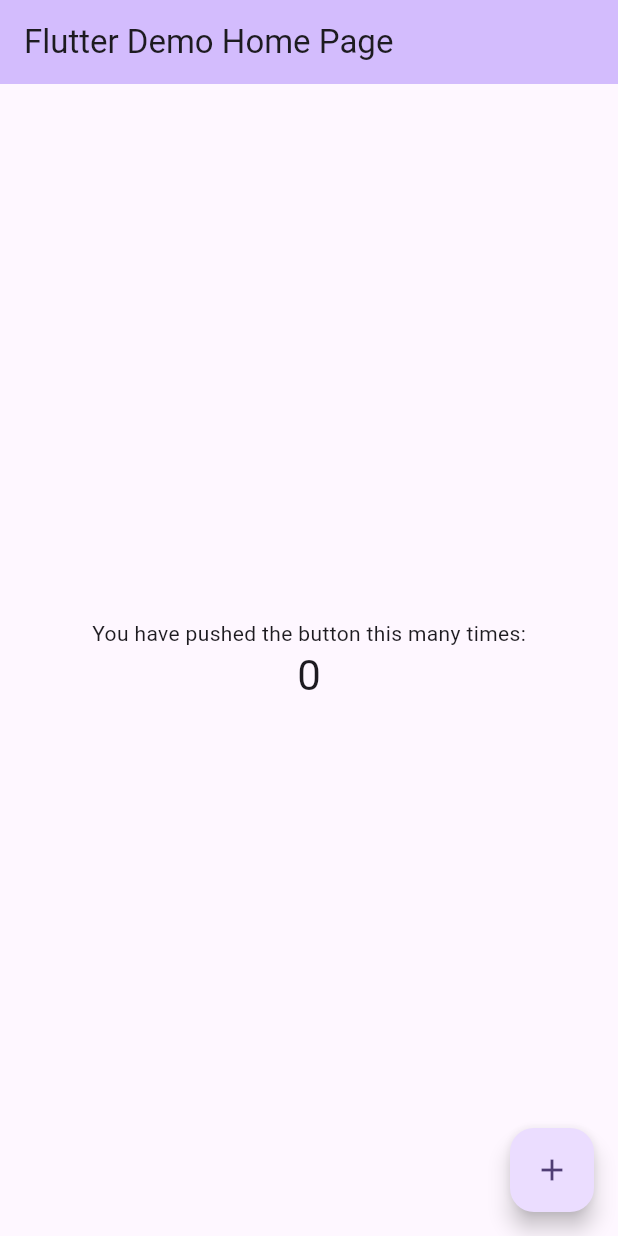
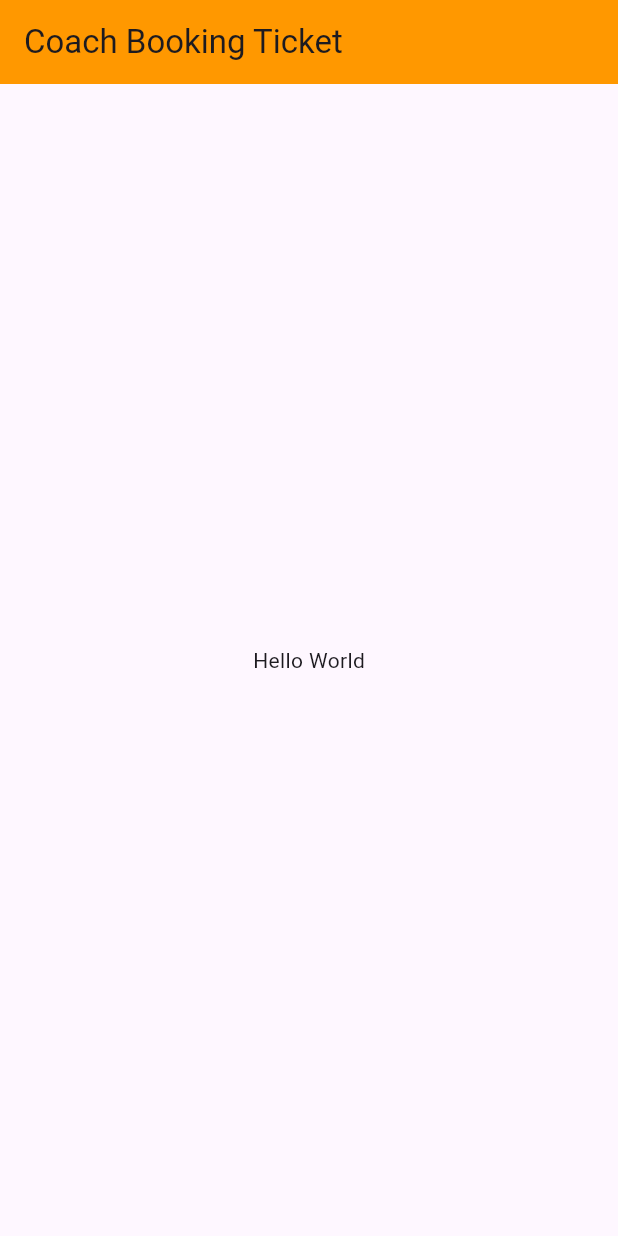
Before and after one commit to mixihuyen/final_year_project, a Flutter app: the screen it shows after launch, on a phone screen of 412 x 824 dp. Run offline on Flutter 3.47's test engine with Material 3 defaults, Android fonts, the phone set to English and light mode, and no system bars.

Commit message:
Title and Hello World

```diff
--- a/lib/main.dart
+++ b/lib/main.dart
@@ -1,125 +1,18 @@
 import 'package:flutter/material.dart';
 
 void main() {
-  runApp(const MyApp());
+  runApp( MaterialApp(
+    home: SafeArea(
+      child: Scaffold(
+        appBar: AppBar(
+          backgroundColor: Colors.orange,
+          title: const Text('Coach Booking Ticket')
+        ),
+        body: const Center(
+           child: Text('Hello World')
+        )
+      )
+    ),
+    debugShowCheckedModeBanner: false,
+  ));
 }
-
-class MyApp extends StatelessWidget {
-  const MyApp({super.key});
-
-  // This widget is the root of your application.
-  @override
-  Widget build(BuildContext context) {
-    return MaterialApp(
-      title: 'Flutter Demo',
-      theme: ThemeData(
-        // This is the theme of your application.
-        //
-        // TRY THIS: Try running your application with "flutter run". You'll see
-        // the application has a purple toolbar. Then, without quitting the app,
-        // try changing the seedColor in the colorScheme below to Colors.green
-        // and then invoke "hot reload" (save your changes or press the "hot
-        // reload" button in a Flutter-supported IDE, or press "r" if you used
-        // the command line to start the app).
-        //
-        // Notice that the counter didn't reset back to zero; the application
-        // state is not lost during the reload. To reset the state, use hot
-        // restart instead.
-        //
-        // This works for code too, not just values: Most code changes can be
-        // tested with just a hot reload.
-        colorScheme: ColorScheme.fromSeed(seedColor: Colors.deepPurple),
-        useMaterial3: true,
-      ),
-      home: const MyHomePage(title: 'Flutter Demo Home Page'),
-    );
-  }
-}
-
-class MyHomePage extends StatefulWidget {
-  const MyHomePage({super.key, required this.title});
-
-  // This widget is the home page of your application. It is stateful, meaning
-  // that it has a State object (defined below) that contains fields that affect
-  // how it looks.
-
-  // This class is the configuration for the state. It holds the values (in this
-  // case the title) provided by the parent (in this case the App widget) and
-  // used by the build method of the State. Fields in a Widget subclass are
-  // always marked "final".
-
-  final String title;
-
-  @override
-  State<MyHomePage> createState() => _MyHomePageState();
-}
-
-class _MyHomePageState extends State<MyHomePage> {
-  int _counter = 0;
-
-  void _incrementCounter() {
-    setState(() {
-      // This call to setState tells the Flutter framework that something has
-      // changed in this State, which causes it to rerun the build method below
-      // so that the display can reflect the updated values. If we changed
-      // _counter without calling setState(), then the build method would not be
-      // called again, and so nothing would appear to happen.
-      _counter++;
-    });
-  }
-
-  @override
-  Widget build(BuildContext context) {
-    // This method is rerun every time setState is called, for instance as done
-    // by the _incrementCounter method above.
-    //
-    // The Flutter framework has been optimized to make rerunning build methods
-    // fast, so that you can just rebuild anything that needs updating rather
-    // than having to individually change instances of widgets.
-    return Scaffold(
-      appBar: AppBar(
-        // TRY THIS: Try changing the color here to a specific color (to
-        // Colors.amber, perhaps?) and trigger a hot reload to see the AppBar
-        // change color while the other colors stay the same.
-        backgroundColor: Theme.of(context).colorScheme.inversePrimary,
-        // Here we take the value from the MyHomePage object that was created by
-        // the App.build method, and use it to set our appbar title.
-        title: Text(widget.title),
-      ),
-      body: Center(
-        // Center is a layout widget. It takes a single child and positions it
-        // in the middle of the parent.
-        child: Column(
-          // Column is also a layout widget. It takes a list of children and
-          // arranges them vertically. By default, it sizes itself to fit its
-          // children horizontally, and tries to be as tall as its parent.
-          //
-          // Column has various properties to control how it sizes itself and
-          // how it positions its children. Here we use mainAxisAlignment to
-          // center the children vertically; the main axis here is the vertical
-          // axis because Columns are vertical (the cross axis would be
-          // horizontal).
-          //
-          // TRY THIS: Invoke "debug painting" (choose the "Toggle Debug Paint"
-          // action in the IDE, or press "p" in the console), to see the
-          // wireframe for each widget.
-          mainAxisAlignment: MainAxisAlignment.center,
-          children: <Widget>[
-            const Text(
-              'You have pushed the button this many times:',
-            ),
-            Text(
-              '$_counter',
-              style: Theme.of(context).textTheme.headlineMedium,
-            ),
-          ],
-        ),
-      ),
-      floatingActionButton: FloatingActionButton(
-        onPressed: _incrementCounter,
-        tooltip: 'Increment',
-        child: const Icon(Icons.add),
-      ), // This trailing comma makes auto-formatting nicer for build methods.
-    );
-  }
-}
```
Also changed, not shown: 1 other file.
